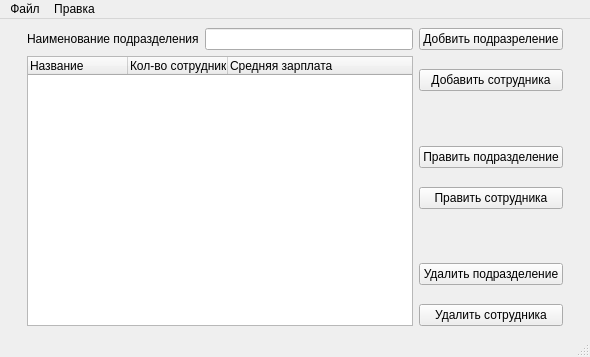
The window that mainwindow.ui (ISPlatonov/QT_Tree) describes before a commit, drawn with Qt 5.
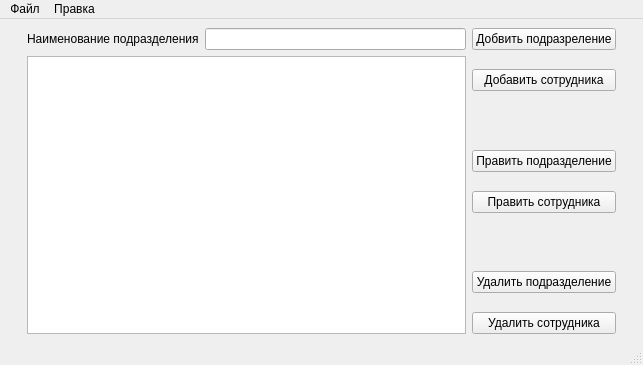
The same window after the commit.

Patch:
```diff
--- a/mainwindow.ui
+++ b/mainwindow.ui
@@ -6,8 +6,8 @@
    <rect>
     <x>0</x>
     <y>0</y>
-    <width>590</width>
-    <height>357</height>
+    <width>643</width>
+    <height>365</height>
    </rect>
   </property>
   <property name="windowTitle">
@@ -51,11 +51,17 @@
         </item>
         <item>
          <widget class="QTreeWidget" name="treeWidget">
+          <property name="minimumSize">
+           <size>
+            <width>425</width>
+            <height>0</height>
+           </size>
+          </property>
           <property name="columnCount">
            <number>3</number>
           </property>
           <attribute name="headerVisible">
-           <bool>true</bool>
+           <bool>false</bool>
           </attribute>
           <attribute name="headerCascadingSectionResizes">
            <bool>true</bool>
@@ -70,6 +76,9 @@
            <property name="text">
             <string>Название</string>
            </property>
+           <property name="textAlignment">
+            <set>AlignLeading|AlignVCenter</set>
+           </property>
           </column>
           <column>
            <property name="text">
@@ -230,7 +239,7 @@
     <rect>
      <x>0</x>
      <y>0</y>
-     <width>590</width>
+     <width>643</width>
      <height>20</height>
     </rect>
    </property>
```
Left out of the diff: 6 changed lines with no effect on the pictures.
